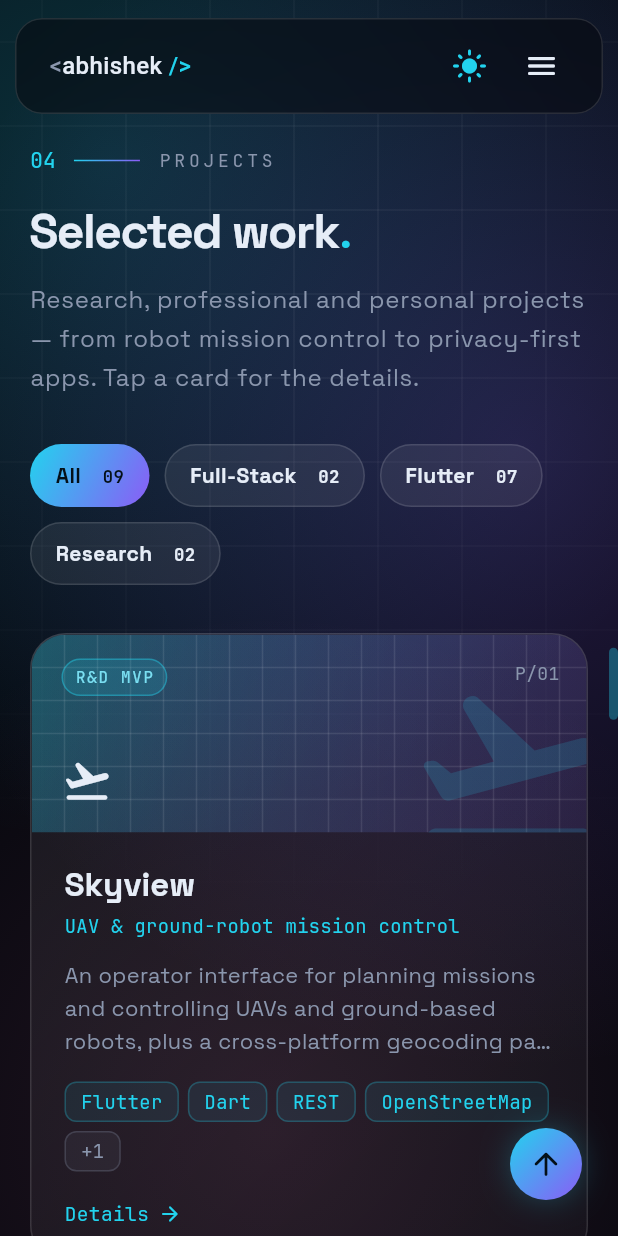
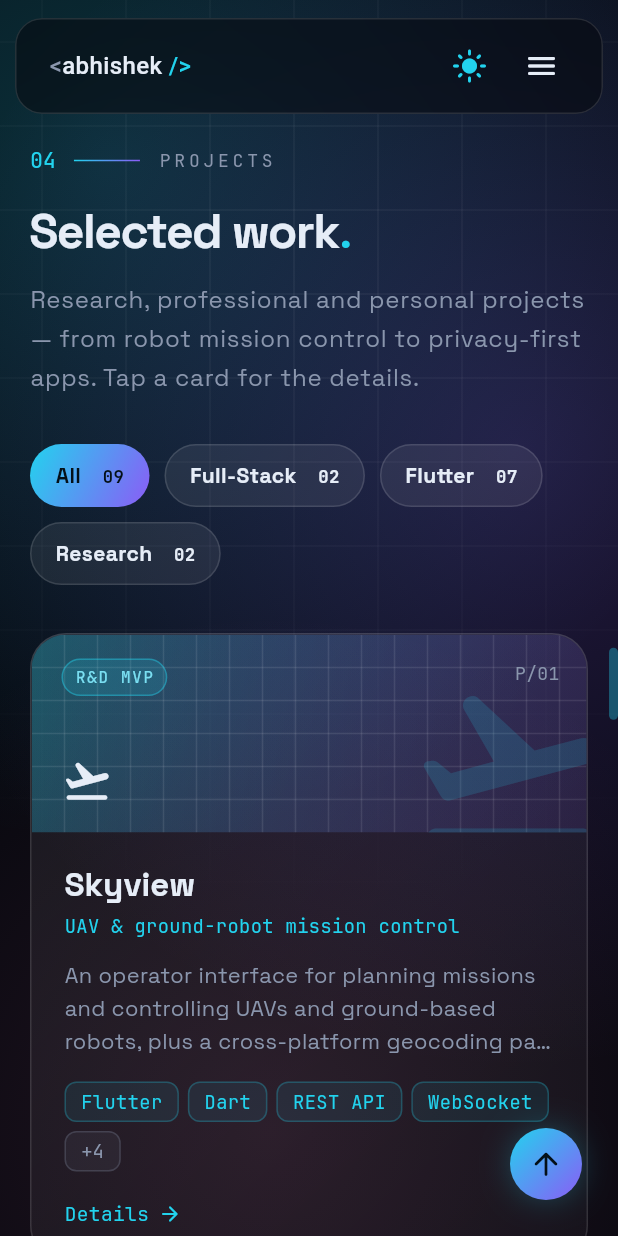
Before and after one commit to abhishekkulhary/portfolio, a Flutter app: the screen it shows after launch, after a tap on "View projects", on a phone screen of 412 x 824 dp. Run offline on Flutter 3.47's test engine with Material 3 defaults, Android fonts, the phone set to English and light mode, and no system bars; drawn by our look-alikes of flutter_animate; our stand-ins replace font_awesome_flutter; network calls fail.

Commit message:
Projects: expand Skyview stack (REST API, WebSocket, gRPC, flutter_map)

```diff
--- a/lib/data/portfolio_data.dart
+++ b/lib/data/portfolio_data.dart
@@ -237,7 +237,7 @@ abstract final class PortfolioData {
         'Reusable, cross-platform geocoding package on top of OpenStreetMap Nominatim.',
         'Flutter client talking to robot back ends over REST.',
       ],
-      stack: ['Flutter', 'Dart', 'REST', 'OpenStreetMap', 'Nominatim'],
+      stack: ['Flutter', 'Dart', 'REST API', 'WebSocket', 'gRPC', 'flutter_map', 'OpenStreetMap', 'Nominatim'],
       categories: {ProjectCategory.flutter, ProjectCategory.research},
       icon: Icons.flight_takeoff_rounded,
     ),
```
